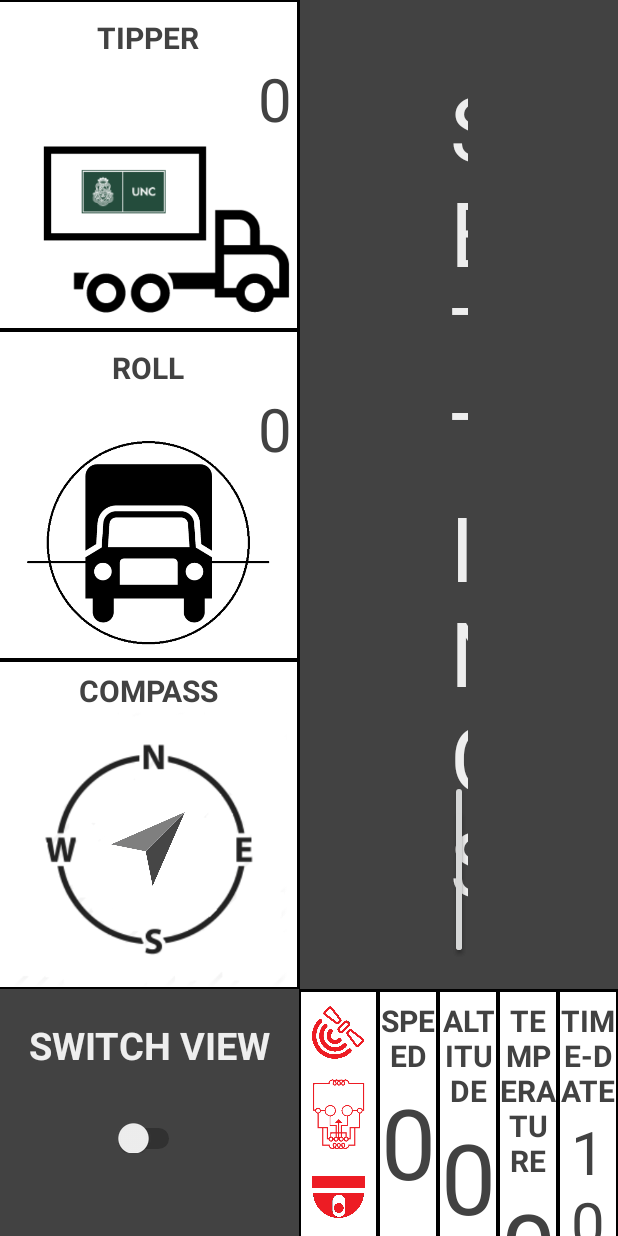
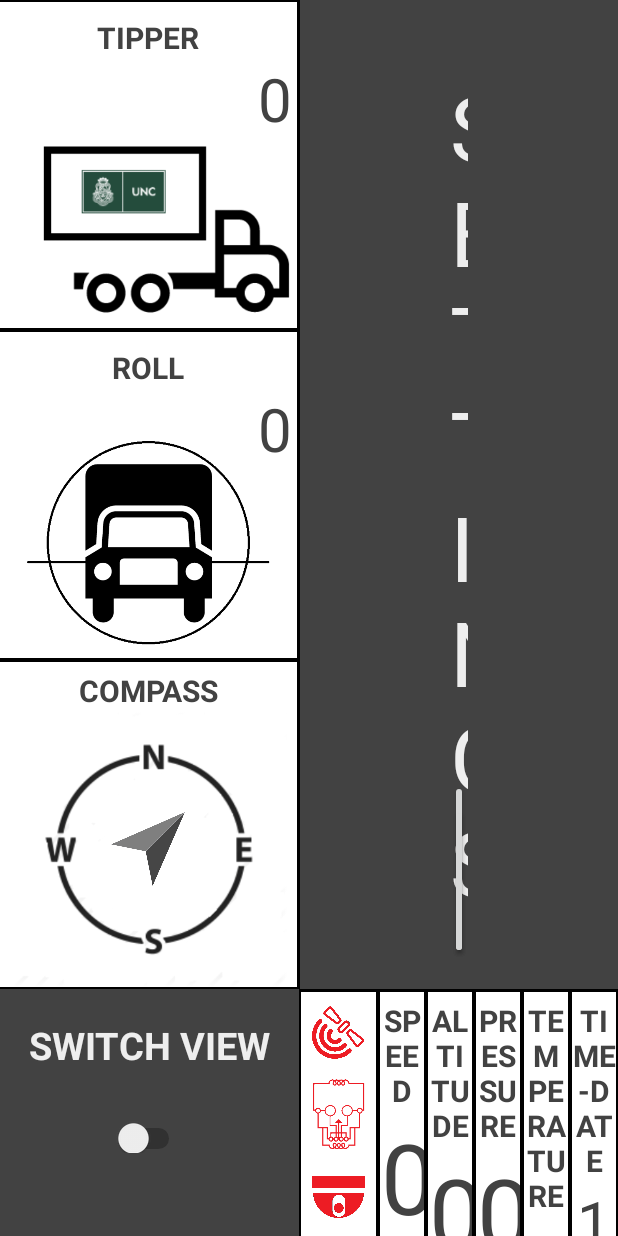
Before and after one commit to ingaramop/SCAI_AndroidClient, an Android app: the layout activity_main_screen.xml on its own in the app's theme, with its tools: preview values and no code run, on a phone screen of 412 x 824 dp. Run offline under Robolectric (Android 15) with nearby library versions, the phone set to English and light mode, and no system bars; plain views replace MapView.

Commit message:
Added pressure UI field. Made changes to query imuQuery and gpsQuery separately

```diff
--- a/app/src/main/AndroidManifest.xml
+++ b/app/src/main/AndroidManifest.xml
@@ -1,12 +1,13 @@
 <?xml version="1.0" encoding="utf-8"?>
 <manifest xmlns:android="http://schemas.android.com/apk/res/android"
     package="com.example.paul.scai_androidclient">
-    <uses-permission android:name="android.permission.ACCESS_COARSE_LOCATION"/>
+    <!--<uses-permission android:name="android.permission.ACCESS_COARSE_LOCATION"/>-->
     <uses-permission android:name="android.permission.ACCESS_FINE_LOCATION"/>
     <uses-permission android:name="android.permission.ACCESS_WIFI_STATE" />
     <uses-permission android:name="android.permission.ACCESS_NETWORK_STATE" />
     <uses-permission android:name="android.permission.INTERNET" />
     <uses-permission android:name="android.permission.WRITE_EXTERNAL_STORAGE" />
+
     <application
         android:allowBackup="true"
         android:icon="@drawable/app_icon"
--- a/app/src/main/res/layout/activity_main_screen.xml
+++ b/app/src/main/res/layout/activity_main_screen.xml
@@ -426,7 +426,7 @@
                 android:layout_height="wrap_content"
                 android:gravity="center"
                 android:paddingLeft="70dp"
-                android:text="m"
+                android:text="km/h"
                 android:textColor="#424242"
                 android:textSize="15sp"
                 android:textStyle="bold" />
@@ -470,6 +470,49 @@
                 android:gravity="center"
                 android:paddingLeft="70dp"
                 android:text="m"
+                android:textColor="#424242"
+                android:textSize="15sp"
+                android:textStyle="bold" />
+        </LinearLayout>
+
+        <LinearLayout
+            android:layout_width="match_parent"
+            android:layout_height="match_parent"
+            android:layout_marginLeft="1dp"
+            android:layout_marginRight="1dp"
+            android:layout_marginTop="2dp"
+            android:layout_weight="2"
+            android:background="#FFFFFF"
+            android:orientation="vertical">
+
+            <TextView
+                android:id="@+id/pressureText"
+                android:layout_width="match_parent"
+                android:layout_height="wrap_content"
+                android:gravity="top|center"
+                android:paddingTop="5dp"
+                android:text="@string/pressure"
+                android:textAllCaps="true"
+                android:textColor="#424242"
+                android:textSize="20sp"
+                android:textStyle="bold" />
+
+            <TextView
+                android:id="@+id/pressureValue"
+                android:layout_width="match_parent"
+                android:layout_height="wrap_content"
+                android:gravity="center"
+                android:text="0"
+                android:textColor="#424242"
+                android:textSize="65sp" />
+
+            <TextView
+                android:id="@+id/pressureUnit"
+                android:layout_width="match_parent"
+                android:layout_height="wrap_content"
+                android:gravity="center"
+                android:paddingLeft="70dp"
+                android:text="hpa"
                 android:textColor="#424242"
                 android:textSize="15sp"
                 android:textStyle="bold" />
--- a/app/src/main/res/values/strings.xml
+++ b/app/src/main/res/values/strings.xml
@@ -15,5 +15,6 @@
     <string name="ok" translatable="false">Ok</string>
     <string name="cancel">Cancel</string>
     <string name="apply">Apply</string>
+    <string name="pressure">Pressure</string>
 
 </resources>
```
Also changed, not shown: app/src/main/java/com/example/paul/scai_androidclient/MainScreenActivity.java (+59 -8 lines), app/src/main/java/com/example/paul/scai_androidclient/SCAICore.java (+88 -18 lines), 1 other file.
